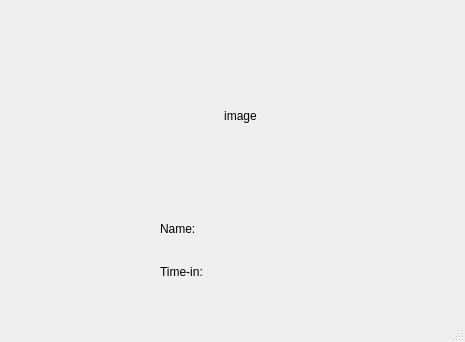
The window that GUI/information.ui (phuongthunee/Face-Recognition-in-Real-time) describes before a commit, drawn with Qt 5.
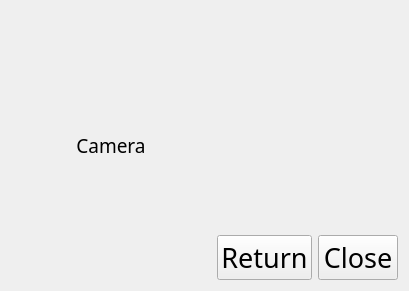
The same window after the commit.

```diff
--- a/GUI/information.ui
+++ b/GUI/information.ui
@@ -1,118 +1,135 @@
 <?xml version="1.0" encoding="UTF-8"?>
 <ui version="4.0">
  <class>Information</class>
- <widget class="QMainWindow" name="Information">
+ <widget class="QWidget" name="Information">
+  <property name="windowModality">
+   <enum>Qt::NonModal</enum>
+  </property>
+  <property name="enabled">
+   <bool>true</bool>
+  </property>
   <property name="geometry">
    <rect>
     <x>0</x>
     <y>0</y>
-    <width>465</width>
-    <height>342</height>
+    <width>394</width>
+    <height>291</height>
    </rect>
   </property>
-  <property name="minimumSize">
-   <size>
-    <width>100</width>
-    <height>100</height>
-   </size>
-  </property>
-  <property name="contextMenuPolicy">
-   <enum>Qt::NoContextMenu</enum>
-  </property>
   <property name="windowTitle">
    <string>Information</string>
   </property>
-  <widget class="QWidget" name="centralwidget">
-   <widget class="QWidget" name="gridLayoutWidget_2">
-    <property name="geometry">
-     <rect>
-      <x>160</x>
-      <y>210</y>
-      <width>160</width>
-      <height>80</height>
-     </rect>
-    </property>
-    <layout class="QGridLayout" name="information">
-     <item row="0" column="0">
-      <layout class="QHBoxLayout" name="horizontalLayout">
-       <item>
-        <widget class="QLabel" name="name">
-         <property name="text">
-          <string>Name:</string>
-         </property>
-        </widget>
-       </item>
-       <item>
-        <widget class="QLabel" name="nameLabel">
-         <property name="text">
-          <string/>
-         </property>
-        </widget>
-       </item>
-      </layout>
+  <layout class="QHBoxLayout" name="horizontalLayout">
+   <item>
+    <layout class="QVBoxLayout" name="verticalLayout">
+     <item>
+      <widget class="QLabel" name="imageLabel">
+       <property name="enabled">
+        <bool>true</bool>
+       </property>
+       <property name="sizePolicy">
+        <sizepolicy hsizetype="Maximum" vsizetype="Maximum">
+         <horstretch>0</horstretch>
+         <verstretch>0</verstretch>
+        </sizepolicy>
+       </property>
+       <property name="minimumSize">
+        <size>
+         <width>200</width>
+         <height>200</height>
+        </size>
+       </property>
+       <property name="font">
+        <font>
+         <family>STXinwei</family>
+         <pointsize>14</pointsize>
+        </font>
+       </property>
+       <property name="text">
+        <string>Camera</string>
+       </property>
+       <property name="alignment">
+        <set>Qt::AlignCenter</set>
+       </property>
+      </widget>
      </item>
-     <item row="1" column="0">
+    </layout>
+   </item>
+   <item>
+    <layout class="QVBoxLayout" name="verticalLayout_2">
+     <item>
+      <widget class="QLabel" name="nameLabel">
+       <property name="font">
+        <font>
+         <family>STXinwei</family>
+         <pointsize>14</pointsize>
+         <weight>50</weight>
+         <italic>false</italic>
+         <bold>false</bold>
+        </font>
+       </property>
+       <property name="text">
+        <string/>
+       </property>
+      </widget>
+     </item>
+     <item>
+      <widget class="QLabel" name="timeInLabel">
+       <property name="font">
+        <font>
+         <family>STXinwei</family>
+         <pointsize>14</pointsize>
+         <weight>50</weight>
+         <italic>false</italic>
+         <bold>false</bold>
+        </font>
+       </property>
+       <property name="text">
+        <string/>
+       </property>
+      </widget>
+     </item>
+     <item>
       <layout class="QHBoxLayout" name="horizontalLayout_2">
        <item>
-        <widget class="QLabel" name="timeIn">
+        <widget class="QPushButton" name="return_bt">
+         <property name="font">
+          <font>
+           <family>STXinwei</family>
+           <pointsize>20</pointsize>
+           <weight>50</weight>
+           <italic>false</italic>
+           <bold>false</bold>
+          </font>
+         </property>
          <property name="text">
-          <string>Time-in:</string>
+          <string>Return</string>
          </property>
         </widget>
        </item>
        <item>
-        <widget class="QLabel" name="timeInLabel">
+        <widget class="QPushButton" name="close_bt">
+         <property name="font">
+          <font>
+           <family>STXinwei</family>
+           <pointsize>20</pointsize>
+           <weight>50</weight>
+           <italic>false</italic>
+           <bold>false</bold>
+          </font>
+         </property>
          <property name="text">
-          <string/>
+          <string>Close</string>
          </property>
         </widget>
        </item>
       </layout>
      </item>
     </layout>
-   </widget>
-   <widget class="QLabel" name="imageLabel">
-    <property name="geometry">
-     <rect>
-      <x>130</x>
-      <y>30</y>
-      <width>221</width>
-      <height>171</height>
-     </rect>
-    </property>
-    <property name="text">
-     <string>image</string>
-    </property>
-    <property name="alignment">
-     <set>Qt::AlignCenter</set>
-    </property>
-   </widget>
-   <widget class="QLabel" name="countdownLabel">
-    <property name="geometry">
-     <rect>
-      <x>210</x>
-      <y>10</y>
-      <width>51</width>
-      <height>16</height>
-     </rect>
-    </property>
-    <property name="text">
-     <string/>
-    </property>
-   </widget>
-  </widget>
-  <widget class="QMenuBar" name="menubar">
-   <property name="geometry">
-    <rect>
-     <x>0</x>
-     <y>0</y>
-     <width>465</width>
-     <height>18</height>
-    </rect>
-   </property>
-  </widget>
-  <widget class="QStatusBar" name="statusbar"/>
+   </item>
+  </layout>
  </widget>
+ <layoutdefault spacing="6" margin="11"/>
  <resources/>
  <connections/>
 </ui>
```
Left out of the diff: 2 changed lines with no effect on the pictures.
